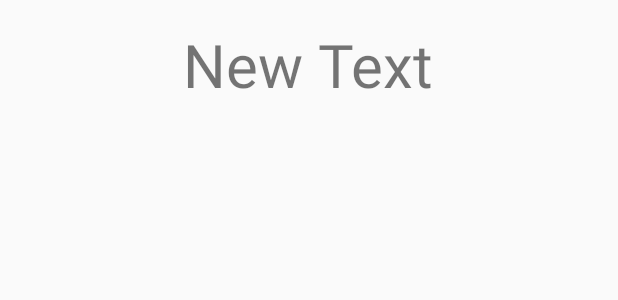
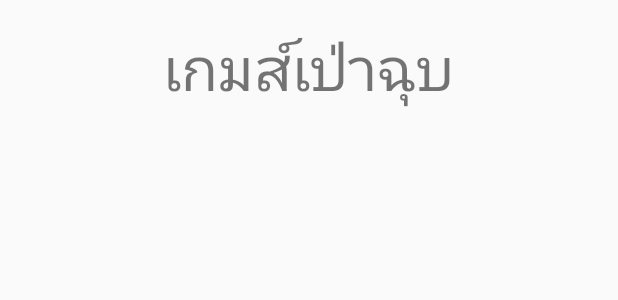
Before and after one commit to wannachatnaja/PaperRock, an Android app: the layout activity_main.xml on its own in the app's theme, with its tools: preview values and no code run, on a phone screen of 412 x 824 dp. Shown: the top 300 px of the screen. Run offline under Robolectric (Android 15) with nearby library versions, the phone set to English and light mode, and no system bars.

Commit message:
ไฟล์ String จะทำหน้าที่เกี่ยวกับโชว์ตัวอักษร

```diff
--- a/app/src/main/res/layout/activity_main.xml
+++ b/app/src/main/res/layout/activity_main.xml
@@ -12,7 +12,7 @@
     <TextView
         android:layout_width="wrap_content"
         android:layout_height="wrap_content"
-        android:text="New Text"
+        android:text="@string/head"
         android:id="@+id/textView"
 
         android:textSize="@dimen/h1"
--- a/app/src/main/res/values/strings.xml
+++ b/app/src/main/res/values/strings.xml
@@ -1,3 +1,5 @@
 <resources>
     <string name="app_name">Game Paper Rock</string>
+
+    <string name="head">เกมส์เป่าฉุบ</string>
 </resources>
```
